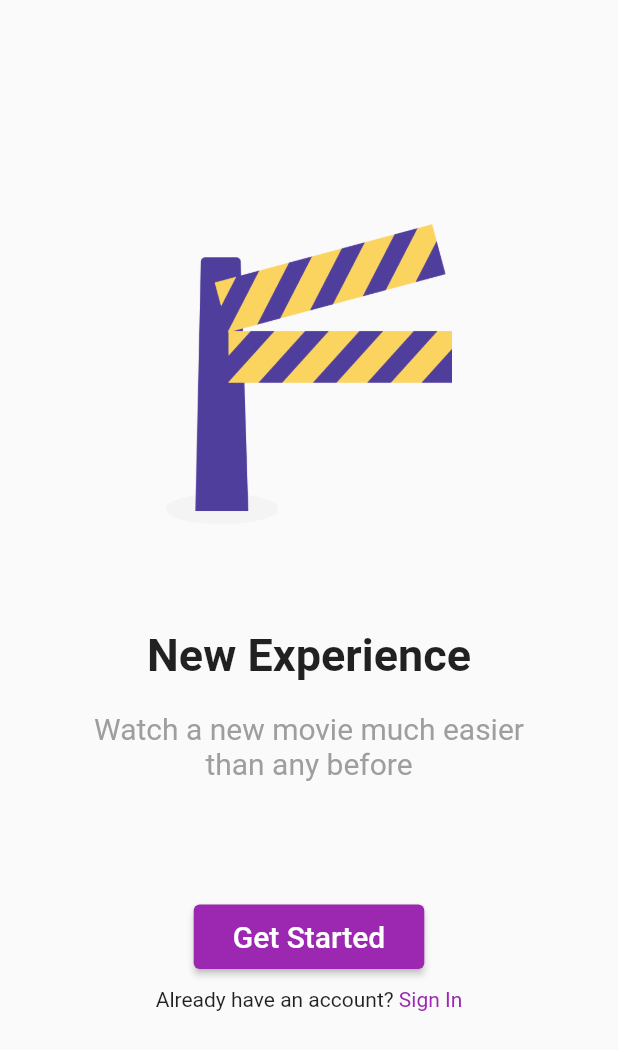
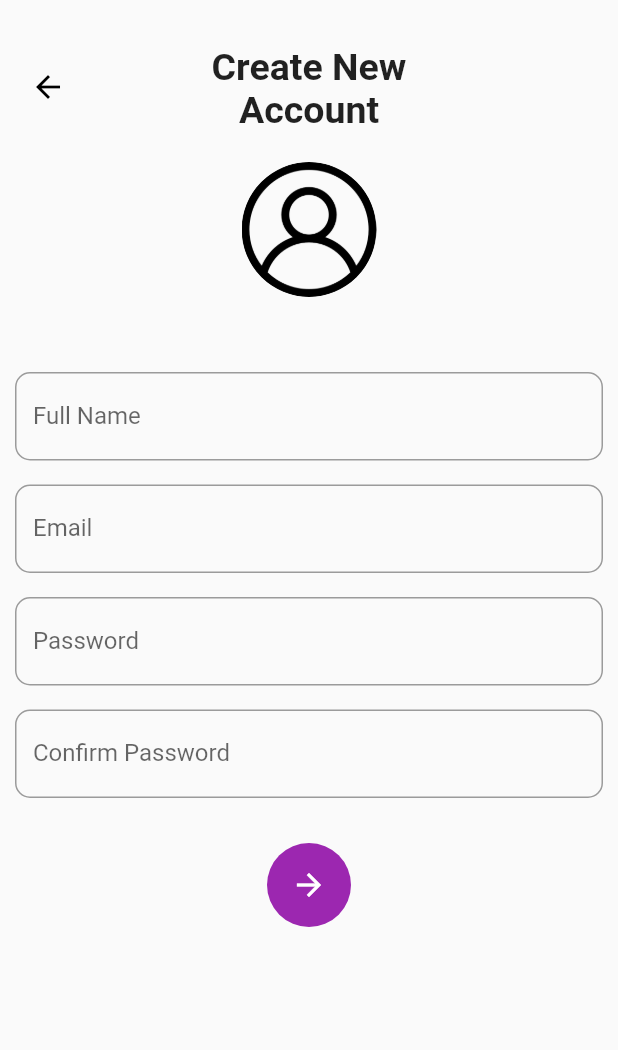
Before and after one commit to rachmanmarjianto/mobileProgramming2021, a Flutter app: the screen it shows after launch, after a tap on "Get Started", on a phone screen of 412 x 824 dp. Shown: the top 1050 px of the screen. Run offline on Flutter 3.47's test engine with Material 2 defaults, Android fonts, the phone set to English and light mode, and no system bars; our stand-ins replace splashscreen.

Commit message:
UTS Mobile Programming (Salsabila Syakira 024)
UTS Mobile Programming Teori
Nama : Salsabila Syakira
NIM : 151911513024

```diff
--- a/lib/main.dart
+++ b/lib/main.dart
@@ -26,7 +26,7 @@ class MyApp extends StatelessWidget {
               color: Colors.white
           ),
         ),
-        image: Image.asset('assets/unair_mbkm.png'),
+        image: Image.asset('assets/logoUnair.png'),
         photoSize: 100,
         backgroundColor: Colors.blue,
         loaderColor: Colors.white,
--- a/lib/pages/login.dart
+++ b/lib/pages/login.dart
@@ -1,4 +1,6 @@
 import 'package:flutter/material.dart';
+import 'package:uts_mobile/pages/sign_up.dart';
+import 'package:uts_mobile/pages/login2.dart';
 
 class Login extends StatelessWidget{
   @override
@@ -39,7 +41,16 @@ class Login extends StatelessWidget{
               Container(
                 padding: EdgeInsets.only(top: 80),
                 child: ElevatedButton(
-                    onPressed: (){},
+                  onPressed: (){
+                    Navigator.push(
+                      context,
+                      MaterialPageRoute(
+                        builder: (BuildContext context){
+                          return sign_up();
+                        },
+                      ),
+                    );
+                  },
                   child: Container(
                     padding: EdgeInsets.all(10),
                     child: Text(
@@ -63,7 +74,14 @@ class Login extends StatelessWidget{
                   Text("Already have an account? "),
                   GestureDetector(
                     onTap: (){
-                      print("hallo");
+                      Navigator.push(
+                        context,
+                        MaterialPageRoute(
+                          builder: (BuildContext context){
+                            return login2();
+                          },
+                        ),
+                      );
                     },
                     child: Text(
                       "Sign In",
--- /dev/null
+++ b/lib/pages/sign_up.dart
@@ -0,0 +1,120 @@
+import 'package:flutter/material.dart';
+
+class sign_up extends StatelessWidget {
+  const sign_up({Key? key}) : super(key: key);
+
+  @override
+  Widget build(BuildContext context) {
+    return Scaffold(
+        body: Center(
+            child: Padding(
+              padding: const EdgeInsets.all(10.0),
+              child: ListView(children: [
+                Container(
+                  margin: EdgeInsets.only(top: 20, bottom: 22, left: 10, right: 10),
+                  height: 56,
+                  child: Stack(
+                    children: <Widget>[
+                      Align(
+                        alignment: Alignment.centerLeft,
+                        child: GestureDetector(
+                          onTap: () {
+                            Navigator.pop(context);
+                          },
+                          child: Icon(
+                            Icons.arrow_back,
+                            color: Colors.black,
+                          ),
+                        ),
+                      ),
+                      Center(
+                        child: Text(
+                          "Create New\nAccount",
+                          style: TextStyle(fontSize: 25, fontWeight: FontWeight.bold),
+                          textAlign: TextAlign.center,
+                        ),
+                      ),
+                    ],
+                  ),
+                ),
+                Center(
+                  child: Container(
+                    height: 104,
+                    width: 90,
+                    child: Stack(
+                      children: <Widget>[
+                        Container(
+                          height: 90,
+                          width: 90,
+                          decoration: BoxDecoration(
+                              shape: BoxShape.circle,
+                              image: DecorationImage(
+                                  fit: BoxFit.cover,
+                                  image: AssetImage("assets/profil.png"))),
+                        ),
+                      ],
+                    ),
+                  ),
+                ),
+                SizedBox(
+                  height: 36,
+                ),
+                TextField(
+                  // controller: nameController,
+                  decoration: InputDecoration(
+                      border:
+                      OutlineInputBorder(borderRadius: BorderRadius.circular(10)),
+                      labelText: "Full Name",
+                      hintText: "Full Name"),
+                ),
+                SizedBox(
+                  height: 16,
+                ),
+                TextField(
+                  // controller: emailController,
+                  decoration: InputDecoration(
+                      border:
+                      OutlineInputBorder(borderRadius: BorderRadius.circular(10)),
+                      labelText: "Email",
+                      hintText: "Email"),
+                ),
+                SizedBox(
+                  height: 16,
+                ),
+                TextField(
+                  // controller: passwordController,
+                  obscureText: true,
+                  decoration: InputDecoration(
+                      border:
+                      OutlineInputBorder(borderRadius: BorderRadius.circular(10)),
+                      labelText: "Password",
+                      hintText: "Password"),
+                ),
+                SizedBox(
+                  height: 16,
+                ),
+                TextField(
+                  // controller: retypePassswordController,
+                  obscureText: true,
+                  decoration: InputDecoration(
+                      border:
+                      OutlineInputBorder(borderRadius: BorderRadius.circular(10)),
+                      labelText: "Confirm Password",
+                      hintText: "Confirm Password"),
+                ),
+                SizedBox(
+                  height: 30,
+                ),
+                FloatingActionButton(
+                  child: Icon(
+                    Icons.arrow_forward,
+                    color: Colors.white,
+                  ),
+                  backgroundColor: Colors.purple,
+                  elevation: 0,
+                  onPressed: () {},
+                )
+              ]),
+            )));
+  }
+}
--- a/pubspec.yaml
+++ b/pubspec.yaml
@@ -1,4 +1,4 @@
-name: project_uts
+name: uts_mobile
 description: A new Flutter application.
 
 # The following line prevents the package from being accidentally published to
```
Also changed, not shown: analysis_options.yaml (added, +29 -0 lines), lib/pages/login2.dart (added, +82 -0 lines), assets/profil.png (added), pubspec.lock, 44 other files. Lines whose indentation alone changed are shown as unchanged.
